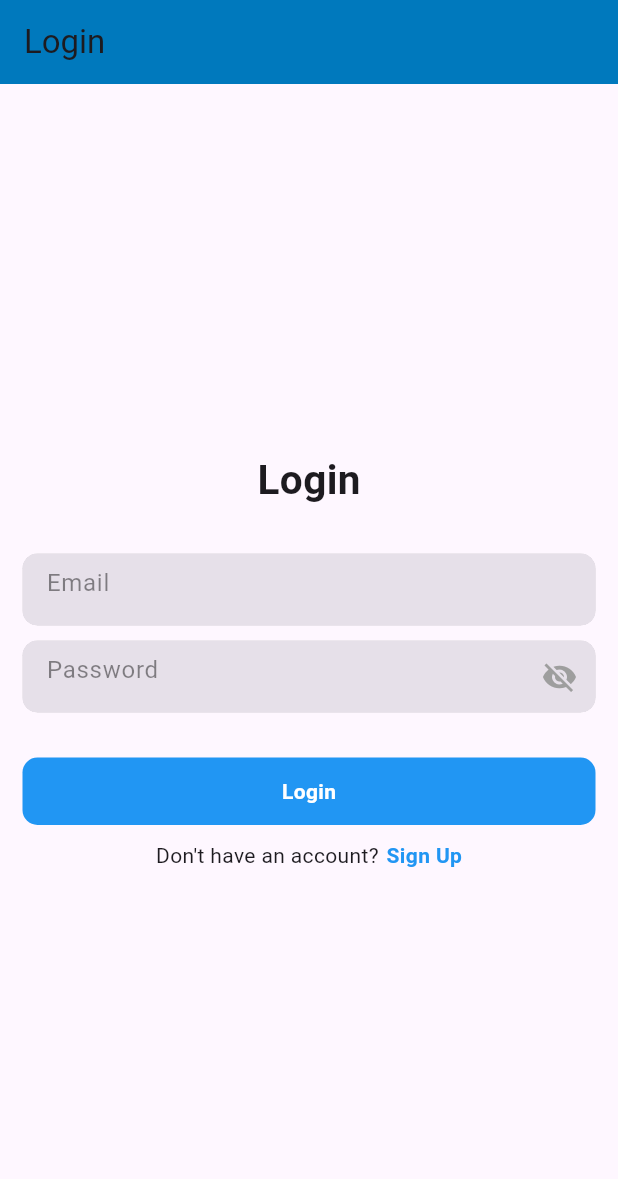
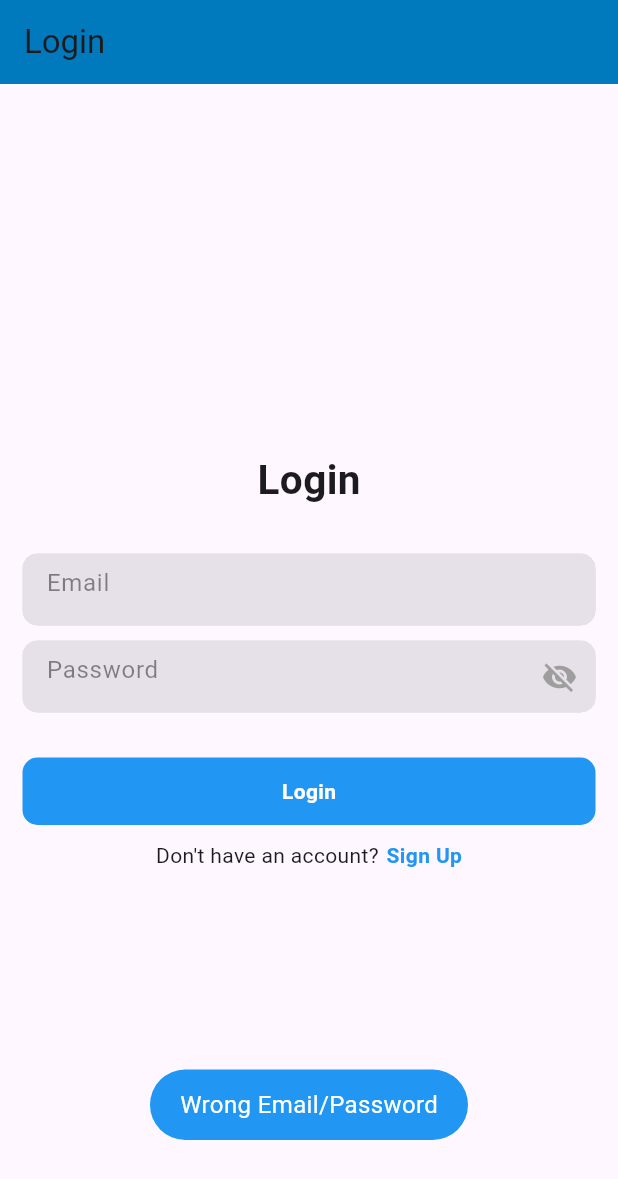
Before and after one commit to EruelUrsua/solcha2024, a Flutter app: the LoginPage screen opened directly, after a tap on "Login", on a phone screen of 412 x 824 dp. Shown: the top 1179 px of the screen. Run offline on Flutter 3.47's test engine with Material 3 defaults, Android fonts, the phone set to English and light mode, and no system bars; our stand-ins replace cloud_firestore, firebase_auth, firebase_core, fluttertoast; missing offline and left inert: dart:ffi; accounts and stored records are empty; network calls fail.

```diff
--- a/lib/nav.dart
+++ b/lib/nav.dart
@@ -3,6 +3,7 @@ import 'dart:ffi';
 import 'package:cloud_firestore/cloud_firestore.dart';
 import 'package:flutter/material.dart';
 import 'package:solcha2024/booking.dart';
+import 'package:solcha2024/home.dart';
 import 'package:solcha2024/profile.dart';
 
 class NavigationMenu extends StatefulWidget {
@@ -15,7 +16,7 @@ class NavigationMenu extends StatefulWidget {
 class _NavigationMenuState extends State<NavigationMenu> {
   int _currentIndex = 0;
   List<Widget> body = const [
-    Text('Home'),
+    Home(),
     Booking(),
     Profile(),
   ];
--- a/lib/users/login.dart
+++ b/lib/users/login.dart
@@ -2,6 +2,7 @@ import 'package:cloud_firestore/cloud_firestore.dart';
 import 'package:firebase_auth/firebase_auth.dart';
 import 'package:flutter/cupertino.dart';
 import 'package:flutter/material.dart';
+import 'package:solcha2024/nav.dart';
 import 'package:solcha2024/toast.dart';
 import 'package:solcha2024/users/firebase_auth_service.dart';
 import 'package:solcha2024/users/form_container_widget.dart';
@@ -15,17 +16,17 @@ class LoginPage extends StatefulWidget {
 }
 
 class _LoginPageState extends State<LoginPage> {
-  // bool _isSigning = false;
-  // final FirebaseAuthService _auth = FirebaseAuthService();
-  // final FirebaseAuth _firebaseAuth = FirebaseAuth.instance;
-  // TextEditingController _emailController = TextEditingController();
-  // TextEditingController _passwordController = TextEditingController();
+  bool _isSigning = false;
+  final FirebaseAuthService _auth = FirebaseAuthService();
+  final FirebaseAuth _firebaseAuth = FirebaseAuth.instance;
+  TextEditingController _emailController = TextEditingController();
+  TextEditingController _passwordController = TextEditingController();
 
   @override
   void dispose() {
-    // _emailController.dispose();
-    // _passwordController.dispose();
-    // super.dispose();
+    _emailController.dispose();
+    _passwordController.dispose();
+    super.dispose();
   }
 
   @override
@@ -49,7 +50,7 @@ class _LoginPageState extends State<LoginPage> {
                 height: 30,
               ),
               FormContainerWidget(
-                // controller: _emailController,
+                controller: _emailController,
                 hintText: "Email",
                 isPasswordField: false,
               ),
@@ -57,7 +58,7 @@ class _LoginPageState extends State<LoginPage> {
                 height: 10,
               ),
               FormContainerWidget(
-                //  controller: _passwordController,
+                controller: _passwordController,
                 hintText: "Password",
                 isPasswordField: true,
               ),
@@ -66,7 +67,7 @@ class _LoginPageState extends State<LoginPage> {
               ),
               GestureDetector(
                 onTap: () {
-                  //  _signIn();
+                  _signIn();
                 },
                 child: Container(
                   width: double.infinity,
@@ -76,12 +77,11 @@ class _LoginPageState extends State<LoginPage> {
                     borderRadius: BorderRadius.circular(10),
                   ),
                   child: Center(
-                    //  child: _isSigning
-                    //       ? CircularProgressIndicator(
-                    //           color: Colors.white,
-                    //         )
-                    //       :
-                    child: Text(
+                    child: _isSigning
+                        ? CircularProgressIndicator(
+                            color: Colors.white,
+                          )
+                        : Text(
                             "Login",
                             style: TextStyle(
                               color: Colors.white,
@@ -126,25 +126,26 @@ class _LoginPageState extends State<LoginPage> {
     );
   }
 
-  // void _signIn() async {
-  //   setState(() {
-  //     _isSigning = true;
-  //   });
+  void _signIn() async {
+    setState(() {
+      _isSigning = true;
+    });
 
-  //   String email = _emailController.text;
-  //   String password = _passwordController.text;
+    String email = _emailController.text;
+    String password = _passwordController.text;
 
-  //   User? user = await _auth.signINWithEmailAndPassword(email, password);
+    User? user = await _auth.signINWithEmailAndPassword(email, password);
 
-  //   setState(() {
-  //     _isSigning = false;
-  //   });
+    setState(() {
+      _isSigning = false;
+    });
 
-  //   if (user != null) {
-  //     showToast(message: "User is successfully signed in");
-  //     Navigator.pushNamed(context, "/home");
-  //   } else {
-  //     showToast(message: "some error occured");
-  //   }
-  // }
+    if (user != null) {
+      showToast(message: "User is successfully signed in");
+      Navigator.push(
+          context, MaterialPageRoute(builder: (context) => NavigationMenu()));
+    } else {
+      showToast(message: "Wrong Email/Password");
     }
+  }
+}
```
Also changed, not shown: lib/home.dart (added, +37 -0 lines). Lines whose indentation alone changed are shown as unchanged.
